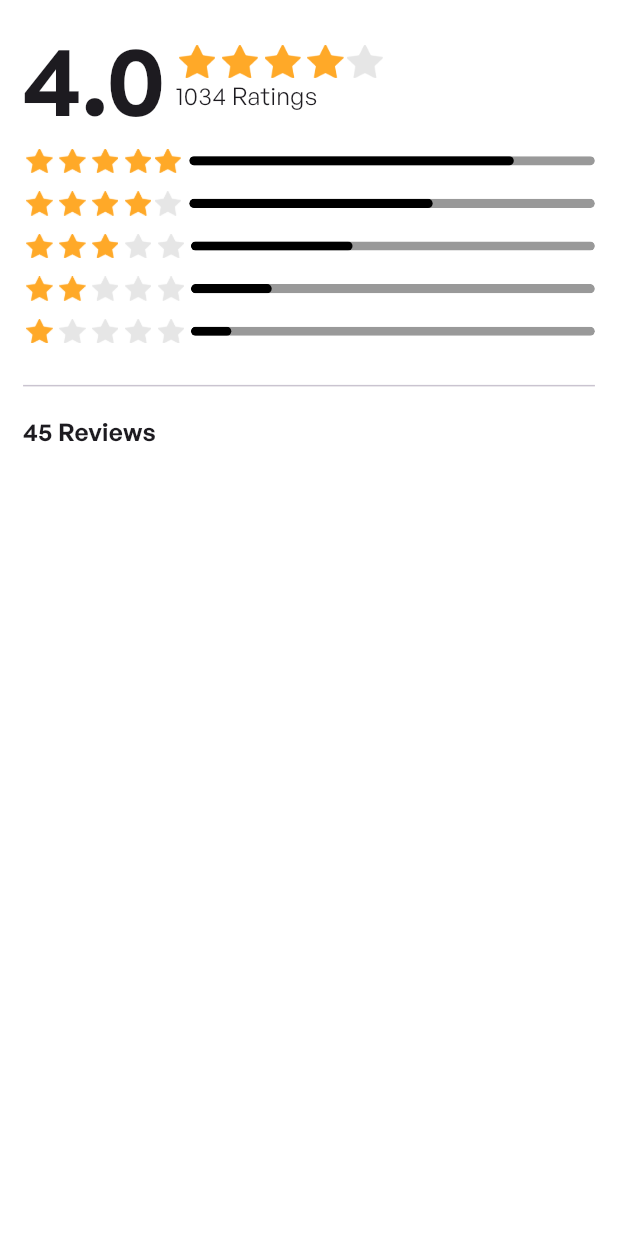
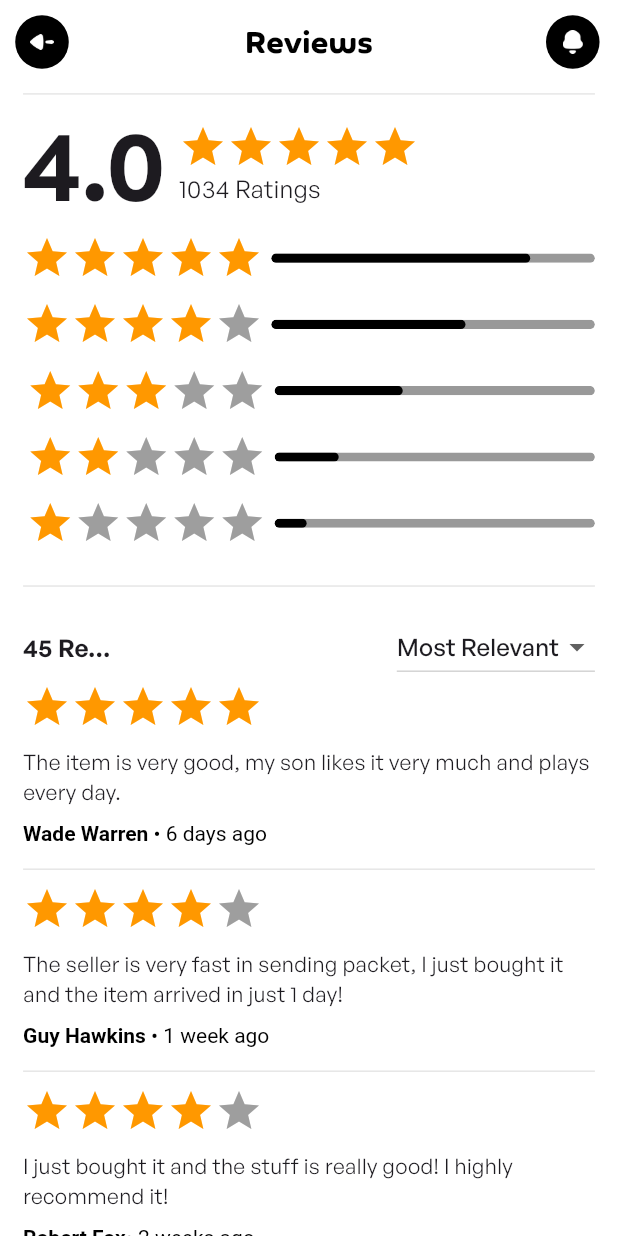
Before and after one commit to md-miyam/my_ecommerce, a Flutter app: the ReviewsView screen opened by its route, on a phone screen of 412 x 824 dp. Run offline on Flutter 3.47's test engine with Material 3 defaults, Android fonts, the phone set to English and light mode, and no system bars; our stand-ins replace flutter_screenutil, get, google_nav_bar.

Commit message:
details added

```diff
--- a/lib/app/data/app_colors.dart
+++ b/lib/app/data/app_colors.dart
@@ -5,6 +5,9 @@ class AppColors{
   static const Color blackColor = Color(0xff000000);
   static const Color bordarColor = Color(0xFFe6e6e6);
   static const Color hintTextColor = Color(0xFF999999);
+  static const Color dividerColor = Color(0xffE6E6E6);
+  static const Color starColor = Color(0xffffa928);
+  static const Color detailsSize = Color(0xffd9d9d9);
 
 
 }
--- a/lib/app/data/icon_path.dart
+++ b/lib/app/data/icon_path.dart
@@ -10,6 +10,7 @@ class IconPath {
   static const String splashIcon = '$baseUrl/splash_icon.png';
   static const String facebookLogo = '$baseUrl/facebook_logo.png';
   static const String loveIcon = '$baseUrl/love_icon.png';
+  static const String bagIcon = '$baseUrl/Bag_Icon.png';
 
 
 }
--- a/lib/app/data/image_path.dart
+++ b/lib/app/data/image_path.dart
@@ -3,6 +3,7 @@ class ImagePath {
   static const String person = '$baseUrl/person.png';
   static const String StarImage = '$baseUrl/Star_image.png';
   static const String StarGrayIamge = '$baseUrl/Star_gray_iamge.png';
+  static const String DetailsImage = '$baseUrl/Details_image.png';
 
 
 
--- a/lib/app/modules/Reviews/views/reviews_view.dart
+++ b/lib/app/modules/Reviews/views/reviews_view.dart
@@ -1,97 +1,169 @@
 import 'package:flutter/material.dart';
 import 'package:flutter_screenutil/flutter_screenutil.dart';
 import 'package:get/get.dart';
-import 'package:my_ecommerce/app/data/app_colors.dart';
 import 'package:my_ecommerce/app/data/app_text_styles.dart';
 import 'package:my_ecommerce/app/data/image_path.dart';
+import 'package:my_ecommerce/app/modules/all_common_widgets/custom_app_bar.dart';
+import 'package:my_ecommerce/app/modules/all_common_widgets/custom_divider.dart';
+import 'package:my_ecommerce/app/modules/all_common_widgets/custom_notification_button.dart';
 import '../controllers/reviews_controller.dart';
 import '../widget/custom_linearprogress_indicator.dart';
-import '../widget/customstar4.dart';
+import '../widget/custom_reviews.dart';
+import '../widget/custom_star_four.dart';
 
 class ReviewsView extends GetView<ReviewsController> {
   const ReviewsView({super.key});
 
   @override
   Widget build(BuildContext context) {
+    List<String> items = ["Most Relevant", "Item"];
+
     return Scaffold(
-      body: SafeArea(
+      appBar: CustomAppBar(
+        title: "Reviews",
+        actions: [CustomNotificationButton(onTap: () {})],
+      ),
+      body: SingleChildScrollView(
+        child: SafeArea(
           child: Padding(
             padding: EdgeInsets.symmetric(horizontal: 14.w, vertical: 6.h),
-          child: Column(
+            child: Column(crossAxisAlignment: CrossAxisAlignment.start,
               children: [
+                CustomDivider(),
                 Row(
                   children: [
-                  Text("4.0", style: AppTextStyles.bold64),
-                  SizedBox(width: 6.w),
-                  Column(
+                    Flexible(flex: 1,
+                      child: Text(
+                        "4.0",
+                        style: AppTextStyles.bold64,
+                      ),
+                    ),SizedBox(width: 8.w,),
+                    Flexible(flex: 2,
+                      child: Column(
                         crossAxisAlignment: CrossAxisAlignment.start,
+                        mainAxisAlignment: MainAxisAlignment.start,
                         children: [
-                      CustomStar4(height: 22,image: ImagePath.StarGrayIamge,),
-                      Text("1034 Ratings", style: AppTextStyles.regular16),
+                          StarRating(rating: 5),
+                          Text(
+                            "1034 Ratings",
+                            style: AppTextStyles.regular16,
+                            overflow: TextOverflow.ellipsis,
+                          ),
                         ],
+                      ),
                     ),
                   ],
                 ),
                 Row(
                   children: [
-                  CustomStar4(height: 16,image:ImagePath.StarImage,),SizedBox(width: 5.w,),
-                  Expanded(
-                    child: CustomLinearProgressIndicator(value: .8,),
+                    StarRating(rating: 5),
+                    SizedBox(width: 5.w),
+                    Expanded(child: CustomLinearProgressIndicator(value: .8)),
+                  ],
+                ),
+                SizedBox(height: 12.h),
+                Row(
+                  children: [
+                    StarRating(rating: 4),
+                    SizedBox(width: 5.w),
+                    Expanded(child: CustomLinearProgressIndicator(value: .6)),
+                  ],
+                ),
+                SizedBox(height: 12.h),
+                Padding(
+                  padding: EdgeInsets.only(left: 2.w),
+                  child: Row(
+                    children: [
+                      StarRating(rating: 3),
+                      SizedBox(width: 5.w),
+                      Expanded(child: CustomLinearProgressIndicator(value: .4)),
+                    ],
+                  ),
+                ),
+                SizedBox(height: 12.h),
+                Padding(
+                  padding: EdgeInsets.only(left: 2.w),
+                  child: Row(
+                    children: [
+                     StarRating(rating: 2),
+                      SizedBox(width: 5.w),
+                      Expanded(child: CustomLinearProgressIndicator(value: .2)),
+                    ],
+                  ),
+                ),
+                SizedBox(height: 12.h),
+                Padding(
+                  padding: EdgeInsets.only(left: 2.w),
+                  child: Row(
+                    children: [
+                      StarRating(rating: 1),
+                      SizedBox(width: 5.w),
+                      Expanded(child: CustomLinearProgressIndicator(value: .1)),
+                    ],
+                  ),
+                ),
+                SizedBox(height: 25.h),
+                CustomDivider(),
+                SizedBox(height: 16.h),
+                Row(
+                  mainAxisAlignment: MainAxisAlignment.spaceBetween,
+                  children: [
+                    Flexible(flex: 1,
+                      child: Text(
+                        "45 Reviews",
+                        style: AppTextStyles.bold16,
+                        overflow: TextOverflow.ellipsis,
+                      ),
+                    ),
+                    Flexible(flex: 5,
+                      child: DropdownButton<String>(
+                        value: items.first,
+                        items: items.map((String value) {
+                          return DropdownMenuItem<String>(
+                            value: value,
+                            child: Text(value),
+                          );
+                        }).toList(),
+                        onChanged: (value) {
+                          print(value);
+                        },
+                      ),
                     ),
                   ],
-              ), SizedBox(height: 12.h,),
-              Row(
-                children: [
-                  CustomStar4(height: 16,image:ImagePath.StarGrayIamge,),SizedBox(width: 5.w,),
-                  Expanded(
-                    child: CustomLinearProgressIndicator(value: .6,),
                 ),
+                CustomReviews(rating: 5,
+                  textDayTypa: " \u2022 6 days ago",
+                  image: ImagePath.StarImage,
+                  textDay: "Wade Warren",
+                  textReviews:
+                  "The item is very good, my son likes it very much and plays every day.",
+                ),
+                SizedBox(height: 15.h),
+                CustomDivider(),
+                SizedBox(height: 10.h),
+                CustomReviews(rating: 4,
+                  textDayTypa: "\u2022 1 week ago",
+                  image: ImagePath.StarGrayIamge,
+                  textDay: "Guy Hawkins ",
+                  textReviews:
+                  "The seller is very fast in sending packet, I just bought it and the item arrived in just 1 day!",
+                ),
+                SizedBox(height: 15.h),
+                CustomDivider(),
+                SizedBox(height: 10.h),
+                CustomReviews(rating: 4,
+                  textDayTypa: "\u2022 2 weeks ago",
+                  image: ImagePath.StarGrayIamge,
+                  textDay: "Robert Fox",
+                  textReviews:
+                  "I just bought it and the stuff is really good! I highly recommend it!",
+                ),
+                SizedBox(height: 15.h),
+                CustomDivider(),
+                SizedBox(height: 10.h),
+                StarRating(rating: 4)
               ],
-              ),SizedBox(height: 12.h,),
-              Padding(
-                padding:EdgeInsets.only(left: 2.w),
-                child: Row(children: [
-                  Image.asset(ImagePath.StarImage,height: 16.h,),SizedBox(width: 4.w,),
-                  Image.asset(ImagePath.StarImage,height: 16.h,),SizedBox(width: 4.w,),
-                  Image.asset(ImagePath.StarImage,height: 16.h,),SizedBox(width: 4.w,),
-                  Image.asset(ImagePath.StarGrayIamge,height: 16.h,),SizedBox(width: 4.w,),
-                  Image.asset(ImagePath.StarGrayIamge,height: 16.h,),SizedBox(width: 4.w,),
-                  Expanded(child: CustomLinearProgressIndicator(value: .4))
-                ],),
-              ),SizedBox(height: 12.h,),
-              Padding(
-                padding:EdgeInsets.only(left: 2.w),
-                child: Row(children: [
-                  Image.asset(ImagePath.StarImage,height: 16.h,),SizedBox(width: 4.w,),
-                  Image.asset(ImagePath.StarImage,height: 16.h,),SizedBox(width: 4.w,),
-                  Image.asset(ImagePath.StarGrayIamge,height: 16.h,),SizedBox(width: 4.w,),
-                  Image.asset(ImagePath.StarGrayIamge,height: 16.h,),SizedBox(width: 4.w,),
-                  Image.asset(ImagePath.StarGrayIamge,height: 16.h,),SizedBox(width: 4.w,),
-                  Expanded(child: CustomLinearProgressIndicator(value: .2))
-                ],),
-              ),SizedBox(height: 12.h,),
-              Padding(
-                padding:EdgeInsets.only(left: 2.w),
-                child: Row(children: [
-                  Image.asset(ImagePath.StarImage,height: 16.h,),SizedBox(width: 4.w,),
-                  Image.asset(ImagePath.StarGrayIamge,height: 16.h,),SizedBox(width: 4.w,),
-                  Image.asset(ImagePath.StarGrayIamge,height: 16.h,),SizedBox(width: 4.w,),
-                  Image.asset(ImagePath.StarGrayIamge,height: 16.h,),SizedBox(width: 4.w,),
-                  Image.asset(ImagePath.StarGrayIamge,height: 16.h,),SizedBox(width: 4.w,),
-                  Expanded(child: CustomLinearProgressIndicator(value: .1))
-                ],),
-              ),SizedBox(height: 25.h,),
-              Divider(height: 5.w,),
-              SizedBox(height: 16.h,),
-              Row(children: [
-                Text("45 Reviews",style: AppTextStyles.bold16,),
-                // DropdownButton(items: , onChanged: (){})
-              ],
-              )
-
-
-
-            ],
+            ),
           ),
         ),
       ),
--- /dev/null
+++ b/lib/app/modules/Reviews/widget/custom_reviews.dart
@@ -0,0 +1,42 @@
+import 'package:flutter/cupertino.dart';
+import 'package:flutter/material.dart';
+import 'package:flutter_screenutil/flutter_screenutil.dart';
+import '../../../data/app_text_styles.dart';
+import 'custom_star_four.dart';
+
+class CustomReviews extends StatelessWidget {
+  final String textReviews;
+  final String textDayTypa;
+  final String textDay;
+  final String image;
+  final int rating;
+  const CustomReviews({
+    super.key, required this.textReviews, required this.textDay, required this.image, required this.textDayTypa, required this.rating,
+  });
+
+  @override
+  Widget build(BuildContext context) {
+    return Column(
+      crossAxisAlignment: CrossAxisAlignment.start,
+      children: [
+      StarRating(rating: rating),
+        SizedBox(height: 10.h,),
+        Text(
+          textReviews,
+          style: AppTextStyles.regular14,
+        ),SizedBox(height: 10.h,),
+        RichText(
+          text: TextSpan(
+            children: [
+              TextSpan(text: textDay,style: TextStyle(color: Colors.black,fontWeight: FontWeight.bold)),
+              TextSpan(
+                  text:textDayTypa,
+                  style: TextStyle(color:Colors.black)
+              ),
+            ],
+          ),
+        ),
+      ],
+    );
+  }
+}
--- /dev/null
+++ b/lib/app/modules/Reviews/widget/custom_star_four.dart
@@ -0,0 +1,32 @@
+import 'package:flutter/material.dart';
+
+class StarRating extends StatelessWidget {
+  final int rating;        // current rating
+  final int maxRating;     // total stars
+  final double size;
+  final Color filledColor;
+  final Color emptyColor;
+
+  const StarRating({
+    super.key,
+    required this.rating,
+    this.maxRating = 5,
+    this.size = 32,
+    this.filledColor = Colors.orange,
+    this.emptyColor = Colors.grey,
+  });
+
+  @override
+  Widget build(BuildContext context) {
+    return Row(
+      mainAxisSize: MainAxisSize.min,
+      children: List.generate(maxRating, (index) {
+        return Icon(
+          index < rating ? Icons.star : Icons.star,
+          color: index < rating ? filledColor : emptyColor,
+          size: size,
+        );
+      }),
+    );
+  }
+}
--- a/lib/app/modules/Reviews/widget/customstar4.dart
+++ /dev/null
@@ -1,31 +0,0 @@
-
-import 'package:flutter/cupertino.dart';
-import 'package:flutter_screenutil/flutter_screenutil.dart';
-import '../../../data/image_path.dart';
-
-class CustomStar4 extends StatelessWidget {
-  final double height;
-  final String? image;
-  const CustomStar4({
-    super.key, required this.height, this.image,
-  });
-
-  @override
-  Widget build(BuildContext context) {
-    return Row(
-      children: [
-        Row(
-          children:
-          List.generate(4, (index) =>
-              Padding(
-                padding: EdgeInsets.symmetric(horizontal: 2.w),
-                child: Image.asset(
-                    ImagePath.StarImage, height: height.h),
-              )),
-
-        ),if ( image!= null)
-        Image.asset(image!,height: height.h)
-      ],
-    );
-  }
-}
--- a/lib/app/modules/all_common_widgets/custom_divider.dart
+++ b/lib/app/modules/all_common_widgets/custom_divider.dart
@@ -0,0 +1,15 @@
+import 'package:flutter/material.dart';
+import 'package:flutter_screenutil/flutter_screenutil.dart';
+import 'package:my_ecommerce/app/data/app_colors.dart';
+
+class CustomDivider extends StatelessWidget {
+  const CustomDivider({super.key});
+
+  @override
+  Widget build(BuildContext context) {
+    return Divider(
+      color: AppColors.dividerColor,
+      height: 1.h,
+    );
+  }
+}
--- a/lib/app/modules/saved_items_empty/views/saved_items_empty_view.dart
+++ b/lib/app/modules/saved_items_empty/views/saved_items_empty_view.dart
@@ -5,6 +5,8 @@ import 'package:get/get.dart';
 import 'package:my_ecommerce/app/data/app_text_styles.dart';
 import 'package:my_ecommerce/app/data/icon_path.dart';
 import 'package:my_ecommerce/app/data/image_path.dart';
+import 'package:my_ecommerce/app/modules/all_common_widgets/custom_app_bar.dart';
+import 'package:my_ecommerce/app/modules/all_common_widgets/custom_notification_button.dart';
 
 import '../controllers/saved_items_empty_controller.dart';
 
@@ -13,7 +15,7 @@ class SavedItemsEmptyView extends GetView<SavedItemsEmptyController> {
 
   @override
   Widget build(BuildContext context) {
-    return Scaffold(
+    return Scaffold(appBar: CustomAppBar(title: "Saved Items",actions: [CustomNotificationButton()],),
       body: SafeArea(
         child: Padding(
           padding: EdgeInsets.all(24.sp),
--- a/lib/app/routes/app_pages.dart
+++ b/lib/app/routes/app_pages.dart
@@ -1,5 +1,7 @@
 import 'package:get/get.dart';
 
+import '../modules/Details/bindings/details_binding.dart';
+import '../modules/Details/views/details_view.dart';
 import '../modules/Reviews/bindings/reviews_binding.dart';
 import '../modules/Reviews/views/reviews_view.dart';
 import '../modules/custom_bottom_navigation_bar/bindings/custom_bottom_navigation_bar_binding.dart';
@@ -20,7 +22,7 @@ part 'app_routes.dart';
 class AppPages {
   AppPages._();
 
-  static const INITIAL = Routes.REVIEWS;
+  static const INITIAL = Routes.DETAILS;
 
   static final routes = [
     GetPage(
@@ -58,5 +60,10 @@ class AppPages {
       page: () => const ReviewsView(),
       binding: ReviewsBinding(),
     ),
+    GetPage(
+      name: _Paths.DETAILS,
+      page: () => const DetailsView(),
+      binding: DetailsBinding(),
+    ),
   ];
 }
--- a/lib/app/routes/app_routes.dart
+++ b/lib/app/routes/app_routes.dart
@@ -11,6 +11,7 @@ abstract class Routes {
   static const SIGN_UP = _Paths.SIGN_UP;
   static const SAVED_ITEMS_EMPTY = _Paths.SAVED_ITEMS_EMPTY;
   static const REVIEWS = _Paths.REVIEWS;
+  static const DETAILS = _Paths.DETAILS;
 }
 
 abstract class _Paths {
@@ -22,4 +23,5 @@ abstract class _Paths {
   static const SIGN_UP = '/sign-up';
   static const SAVED_ITEMS_EMPTY = '/saved-items-empty';
   static const REVIEWS = '/reviews';
+  static const DETAILS = '/details';
 }
```
Also changed, not shown: lib/app/modules/Details/bindings/details_binding.dart (added, +12 -0 lines), lib/app/modules/Details/controllers/details_controller.dart (added, +23 -0 lines), lib/app/modules/Details/views/details_view.dart (added, +149 -0 lines), assets/icons/Bag_Icon.png (added), assets/images/Details_image.png (added). Lines whose indentation alone changed are shown as unchanged.
